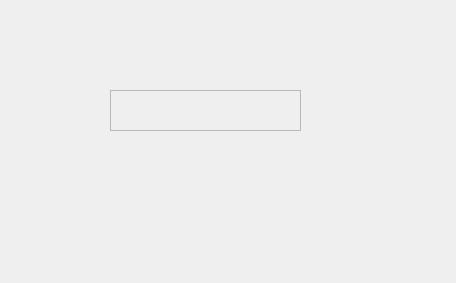
HolmErik/ConsoleBlocks, file ConsoleBlocks/src/Widgets/BlockBase/CBBaseBlock.ui: the form before one commit.
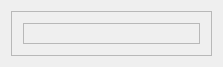
The form after the commit.

```diff
--- a/ConsoleBlocks/src/Widgets/BlockBase/CBBaseBlock.ui
+++ b/ConsoleBlocks/src/Widgets/BlockBase/CBBaseBlock.ui
@@ -6,22 +6,25 @@
    <rect>
     <x>0</x>
     <y>0</y>
-    <width>456</width>
-    <height>283</height>
+    <width>223</width>
+    <height>67</height>
    </rect>
   </property>
   <property name="windowTitle">
    <string>CBBaseBlock</string>
   </property>
+  <layout class="QVBoxLayout" name="verticalLayout_2">
+   <item>
   <widget class="QFrame" name="frame">
-   <property name="geometry">
-    <rect>
-     <x>110</x>
-     <y>90</y>
-     <width>191</width>
-     <height>41</height>
-    </rect>
-   </property>
+     <property name="frameShape">
+      <enum>QFrame::StyledPanel</enum>
+     </property>
+     <property name="frameShadow">
+      <enum>QFrame::Raised</enum>
+     </property>
+     <layout class="QVBoxLayout" name="verticalLayout_3">
+      <item>
+       <widget class="QFrame" name="box">
    <property name="frameShape">
     <enum>QFrame::StyledPanel</enum>
    </property>
@@ -29,6 +32,11 @@
     <enum>QFrame::Raised</enum>
    </property>
   </widget>
+      </item>
+     </layout>
+    </widget>
+   </item>
+  </layout>
  </widget>
  <layoutdefault spacing="6" margin="11"/>
  <resources/>
```
Lines whose indentation alone changed are shown as unchanged.
